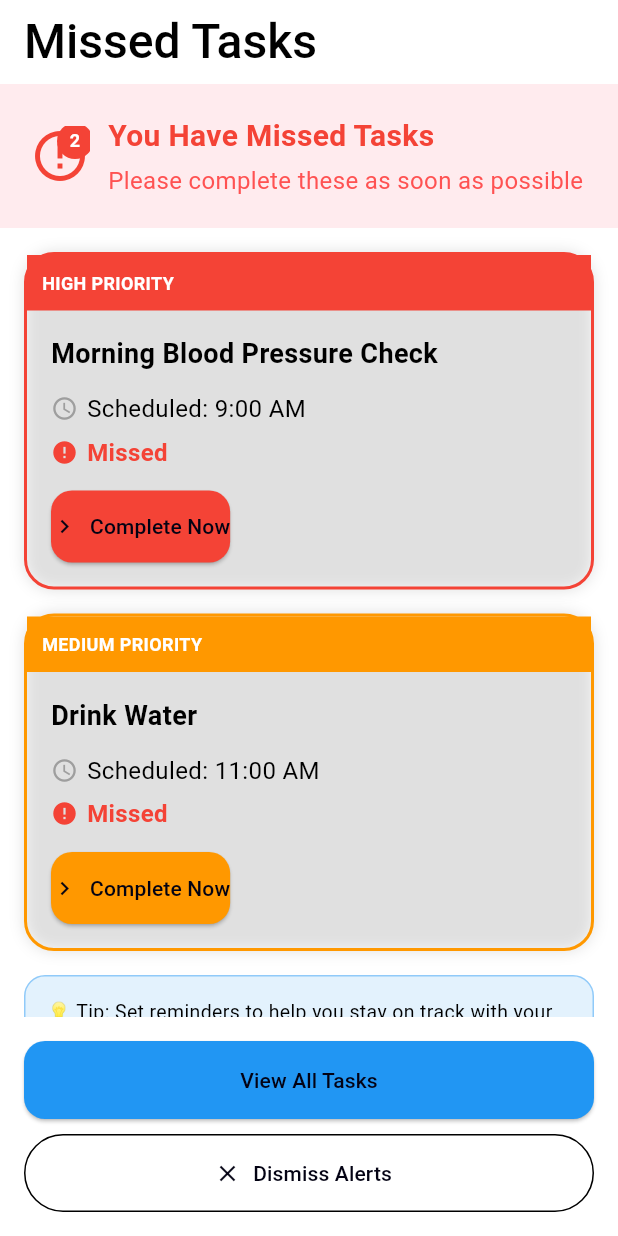
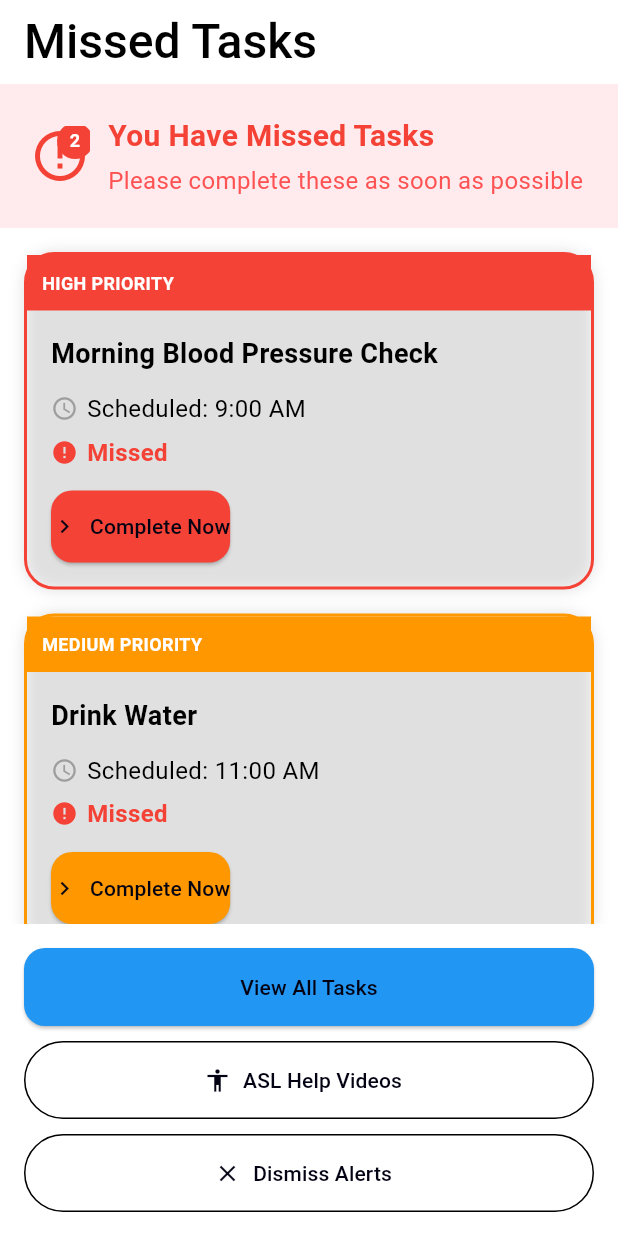
Before and after one commit to msenkus/SWEN-661, a Flutter app: the MissedTaskAlertScreen screen opened by its route, on a phone screen of 412 x 824 dp. Run offline on Flutter 3.47's test engine with Material 3 defaults, Android fonts, the phone set to English and light mode, and no system bars; our stand-ins replace flutter_riverpod, go_router.

Commit message:
Update README and project configuration; add ASL help button and enhance tests

```diff
--- a/careconnect_mobile/lib/screens/missed_task_alert_screen.dart
+++ b/careconnect_mobile/lib/screens/missed_task_alert_screen.dart
@@ -243,6 +243,18 @@ class MissedTaskAlertScreen extends StatelessWidget {
                 const SizedBox(height: 10),
 
                 OutlinedButton.icon(
+                  onPressed: () => context.go('/asl-help'),
+                  icon: const Icon(Icons.accessibility),
+                  label: const Text("ASL Help Videos"),
+                  style: OutlinedButton.styleFrom(
+                    minimumSize:
+                        const Size.fromHeight(52),
+                  ),
+                ),
+
+                const SizedBox(height: 10),
+
+                OutlinedButton.icon(
                   onPressed: () => context.go('/'),
                   icon: const Icon(Icons.close),
                   label: const Text("Dismiss Alerts"),
```
Also changed, not shown: 10 other files.
